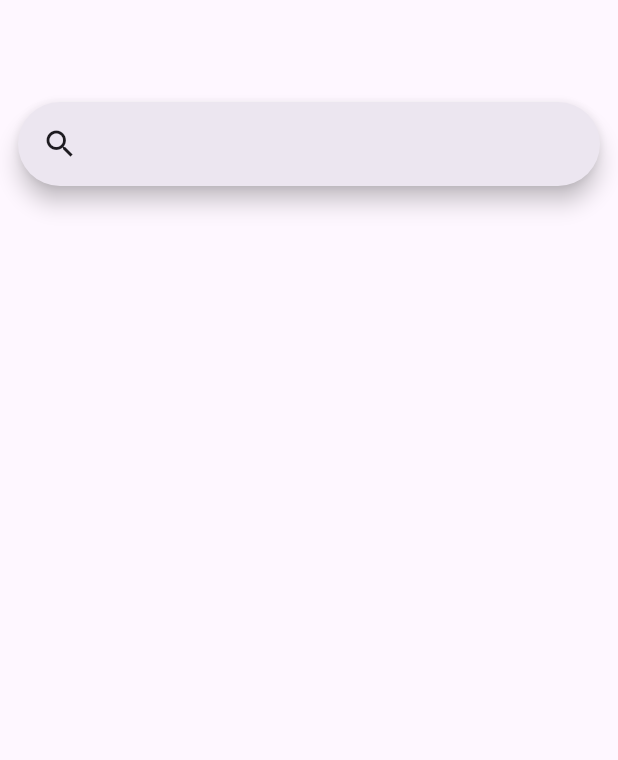
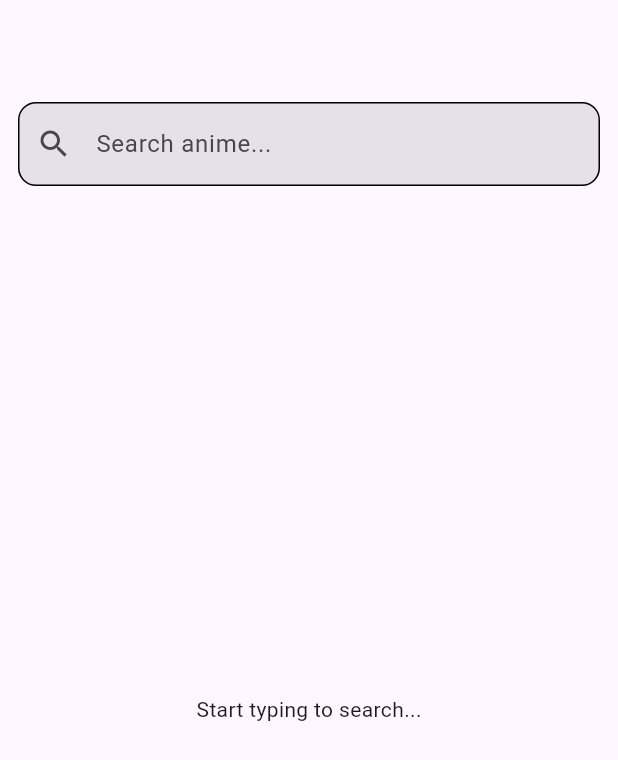
Before and after one commit to sushantebp/anilist, a Flutter app: the screen it shows after launch, on a phone screen of 412 x 824 dp. Shown: the top 760 px of the screen. Run offline on Flutter 3.47's test engine with Material 3 defaults, Android fonts, the phone set to English and light mode, and no system bars; our stand-ins replace auto_route, bloc, built_collection, built_value, dio, flutter_bloc and 4 more; missing offline and left inert: ferry, ferry_exec, gql_code_builder_serializers, gql_dio_link; generated files the repository leaves out were written again; statements that could not run were skipped.

Commit message:
feat(search):implemented searching with debounce

```diff
--- a/lib/app_provider.dart
+++ b/lib/app_provider.dart
@@ -1,6 +1,8 @@
 import 'package:anilist/anilist.dart';
 import 'package:anilist/core/core.dart';
 import 'package:anilist/features/home/home.dart';
+import 'package:anilist/features/search/domain/domain.dart';
+import 'package:anilist/features/search/presentation/cubit/search_results_cubit.dart';
 import 'package:flutter/material.dart';
 import 'package:flutter_bloc/flutter_bloc.dart';
 
@@ -17,6 +19,11 @@ class AppProvider extends StatelessWidget {
           create: (_) =>
               HomeCubit(fetchAnimeListUsecase: sl<FetchAnimeListUsecase>()),
         ),
+        BlocProvider(
+          create: (_) => SearchResultsCubit(
+            getSearchAnimeUsecase: sl<GetSearchAnimeUsecase>(),
+          ),
+        ),
       ],
       child: const Anilist(),
     );
--- a/lib/core/core.dart
+++ b/lib/core/core.dart
@@ -10,3 +10,5 @@ export './constants/app_exception.dart';
 export './network/dio_client.dart';
 
 export './services/graphql_service.dart';
+
+export './widgets/custom_text_field.dart';
--- /dev/null
+++ b/lib/core/widgets/custom_text_field.dart
@@ -0,0 +1,105 @@
+import 'package:anilist/core/core.dart';
+import 'package:flutter/material.dart';
+
+/// Minimal customizable TextFormField
+class CustomTextField extends StatefulWidget {
+  final String? placeholder;
+  final String? label;
+  final TextEditingController? controller;
+  final TextInputType keyboardType;
+  final bool enabled;
+  final String? Function(String?)? validator;
+  final Widget? prefix;
+  final Widget? suffix;
+  final bool isPassword;
+  final Function(String)? onChanged;
+  final String? initialValue;
+
+  const CustomTextField({
+    super.key,
+    this.placeholder,
+    this.label,
+    this.controller,
+    this.enabled = true,
+    this.validator,
+    this.prefix,
+    this.suffix,
+    this.keyboardType = TextInputType.text,
+    this.isPassword = false,
+    this.onChanged,
+    this.initialValue,
+  });
+
+  @override
+  State<CustomTextField> createState() => _CustomTextFieldState();
+}
+
+class _CustomTextFieldState extends State<CustomTextField> {
+  late final ValueNotifier<bool> _obsecureTextNotifier;
+
+  @override
+  void initState() {
+    _obsecureTextNotifier = ValueNotifier<bool>(widget.isPassword);
+    super.initState();
+  }
+
+  @override
+  void dispose() {
+    _obsecureTextNotifier.dispose();
+    super.dispose();
+  }
+
+  @override
+  Widget build(BuildContext context) {
+    final border = OutlineInputBorder(
+      borderRadius: BorderRadius.circular(AppSize.radiusLarge),
+    );
+
+    return ValueListenableBuilder<bool>(
+      valueListenable: _obsecureTextNotifier,
+      builder: (context, obsecureText, child) {
+        // Create the suffix widget according to the rules above
+        Widget? suffixWidget;
+        if (widget.isPassword) {
+          // Password field: show eye toggle if no custom suffix
+          suffixWidget =
+              widget.suffix ??
+              IconButton(
+                onPressed: () {
+                  _obsecureTextNotifier.value = !_obsecureTextNotifier.value;
+                },
+                icon: Icon(
+                  obsecureText
+                      ? Icons.visibility_off_outlined
+                      : Icons.visibility_outlined,
+                ),
+              );
+        } else {
+          // Non-password field: use custom suffix if provided
+          suffixWidget = widget.suffix;
+        }
+
+        return TextFormField(
+          initialValue: widget.initialValue,
+          controller: widget.controller,
+          enabled: widget.enabled,
+          validator: widget.validator,
+          keyboardType: widget.keyboardType,
+          obscureText: widget.isPassword ? obsecureText : false,
+          onChanged: widget.onChanged,
+          decoration: InputDecoration(
+            filled: true,
+            labelText: widget.label,
+            hintText: widget.placeholder,
+            prefixIcon: widget.prefix,
+            suffixIcon: suffixWidget,
+            border: border,
+            enabledBorder: border,
+            focusedBorder: border,
+            errorBorder: border,
+          ),
+        );
+      },
+    );
+  }
+}
--- a/lib/features/search/data/repositories/search_repository_impl.dart
+++ b/lib/features/search/data/repositories/search_repository_impl.dart
@@ -34,7 +34,7 @@ class SearchRepositoryImpl extends SearchRepository {
             .map(
               (media) => AnimeSearchModel(
                 id: media.id,
-                titleEnglish: media.title?.english,
+                titleEnglish: media.title?.english ?? "Unknown Title",
                 coverImage: media.coverImage?.medium,
               ),
             )
--- /dev/null
+++ b/lib/features/search/presentation/cubit/search_details_cubit.dart
@@ -0,0 +1,10 @@
+import 'package:anilist/features/search/search.dart';
+import 'package:bloc/bloc.dart';
+import 'package:freezed_annotation/freezed_annotation.dart';
+
+part 'search_details_state.dart';
+part 'search_details_cubit.freezed.dart';
+
+class SearchDetailsCubit extends Cubit<SearchDetailsState> {
+  SearchDetailsCubit() : super(SearchDetailsState.initial());
+}
--- /dev/null
+++ b/lib/features/search/presentation/cubit/search_results_state.dart
@@ -0,0 +1,27 @@
+part of 'search_results_cubit.dart';
+
+/// [isSearching] indicator for debouncing
+/// [isLoadingMore] indicator for pagination
+/// [searchResults] holds list of [AnimeSearchEntity] on searching
+///
+@freezed
+abstract class SearchResultsState with _$SearchResultsState {
+  const factory SearchResultsState.initial({
+    @Default(false) bool isSearching,
+    @Default(false) bool isLoadingMore,
+  }) = _Initial;
+  const factory SearchResultsState.loading({
+    @Default(false) bool isSearching,
+    @Default(false) bool isLoadingMore,
+  }) = _Loading;
+  const factory SearchResultsState.loaded({
+    @Default(false) bool isSearching,
+    @Default(false) bool isLoadingMore,
+    required List<AnimeSearchEntity> searchResults,
+  }) = _Loaded;
+  const factory SearchResultsState.failure({
+    @Default(false) bool isSearching,
+    @Default(false) bool isLoadingMore,
+    required String message,
+  }) = _Failure;
+}
--- a/lib/features/search/presentation/presentation.dart
+++ b/lib/features/search/presentation/presentation.dart
@@ -1 +1,4 @@
 export './screens/search_screen.dart';
+
+export './cubit/search_details_cubit.dart';
+export './cubit/search_results_cubit.dart';
--- a/lib/features/search/presentation/screens/search_screen.dart
+++ b/lib/features/search/presentation/screens/search_screen.dart
@@ -1,6 +1,8 @@
 import 'package:anilist/core/core.dart';
+import 'package:anilist/features/search/search.dart';
 import 'package:auto_route/auto_route.dart';
 import 'package:flutter/material.dart';
+import 'package:flutter_bloc/flutter_bloc.dart';
 
 @RoutePage()
 class SearchScreen extends StatefulWidget {
@@ -11,10 +13,24 @@ class SearchScreen extends StatefulWidget {
 }
 
 class _SearchScreenState extends State<SearchScreen> {
-  final _searchController = SearchController();
+  final _controller = TextEditingController();
+  final _scrollController = ScrollController();
+
+  @override
+  void initState() {
+    _scrollController.addListener(() {
+      if (_scrollController.position.pixels >=
+          _scrollController.position.maxScrollExtent - 200) {
+        // TODO:apply pagination on scrolling the search results
+
+      }
+    });
+    super.initState();
+  }
+
   @override
   void dispose() {
-    _searchController.dispose();
+    _controller.dispose();
     super.dispose();
   }
 
@@ -25,16 +41,71 @@ class _SearchScreenState extends State<SearchScreen> {
       body: Padding(
         padding: const EdgeInsets.all(AppSize.paddingMedium),
         child: Column(
+          crossAxisAlignment: CrossAxisAlignment.start,
           children: [
-            SearchAnchor.bar(
-              suggestionsBuilder: (context, controller) {
-                return List<Widget>.generate(5, (int index) {
-                  return ListTile(
-                    titleAlignment: ListTileTitleAlignment.center,
-                    title: Text('Initial list item $index'),
+            /// Search input field
+            CustomTextField(
+              controller: _controller,
+              placeholder: "Search anime...",
+              prefix: const Icon(Icons.search),
+              onChanged: (value) =>
+                  context.read<SearchResultsCubit>().search(value),
+            ),
+            const SizedBox(height: 10),
+
+            /// Suggestions / results list
+            Expanded(
+              child: BlocBuilder<SearchResultsCubit, SearchResultsState>(
+                builder: (context, state) {
+                  return state.when(
+                    initial: (_, _) =>
+                        const Center(child: Text("Start typing to search...")),
+                    loading: (_, _) => const Center(
+                      child: CircularProgressIndicator.adaptive(),
+                    ),
+                    failure: (_, _, message) =>
+                        Center(child: Text("Error: $message")),
+                    loaded: (_, isLoadingMore, results) {
+                      if (results.isEmpty) {
+                        return const Center(child: Text("No results found"));
+                      }
+
+                      return ListView.separated(
+                        controller: _scrollController,
+                        itemCount: results.length + (isLoadingMore ? 1 : 0),
+                        separatorBuilder: (_, __) => const Divider(height: 1),
+                        itemBuilder: (context, index) {
+                          if (index >= results.length) {
+                            return const Padding(
+                              padding: EdgeInsets.all(8.0),
+                              child: Center(child: CircularProgressIndicator()),
+                            );
+                          }
+
+                          final anime = results[index];
+                          return ListTile(
+                            leading: anime.coverImage != null
+                                ? ClipRRect(
+                                    borderRadius: BorderRadius.circular(6),
+                                    child: Image.network(
+                                      anime.coverImage!,
+                                      width: 40,
+                                      height: 40,
+                                      fit: BoxFit.cover,
+                                    ),
+                                  )
+                                : const Icon(Icons.image_not_supported),
+                            title: Text(anime.titleEnglish ?? "Unknown title"),
+                            onTap: () {
+                              // TODO: apply AnimeDetailsRoute
+                            },
+                          );
+                        },
+                      );
+                    },
                   );
-                });
-              },
+                },
+              ),
             ),
           ],
         ),
```
Also changed, not shown: lib/core/di/di.dart (+27 -0 lines), lib/features/search/presentation/cubit/search_details_state.dart (added, +19 -0 lines), lib/features/search/presentation/cubit/search_results_cubit.dart (added, +107 -0 lines).
